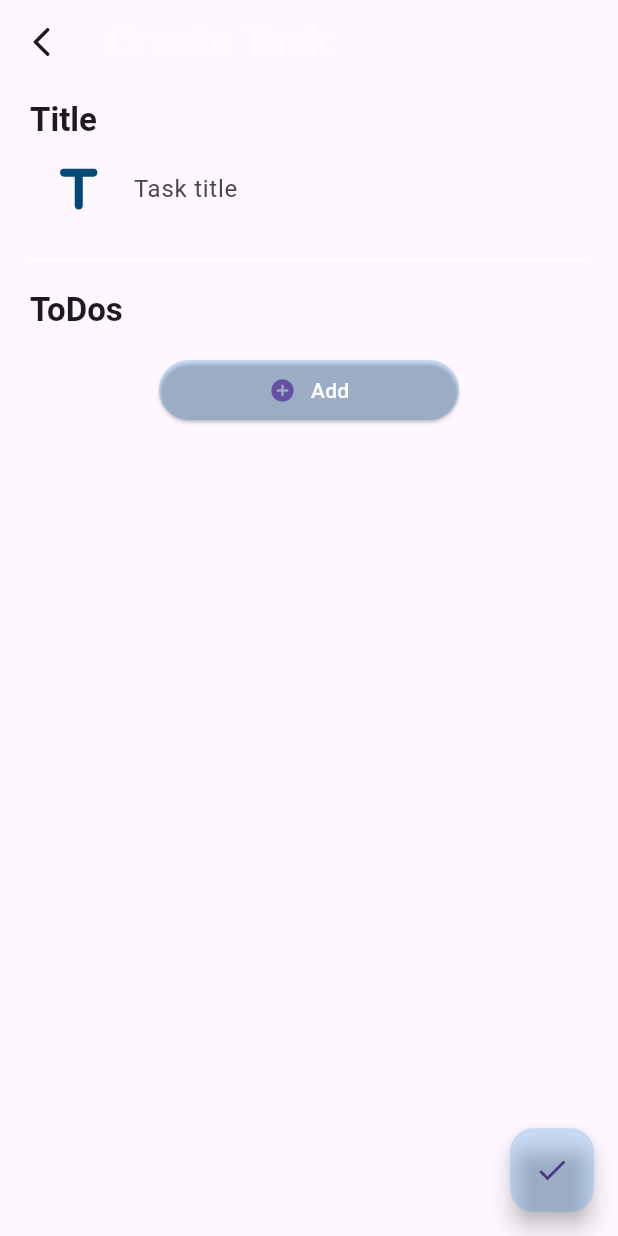
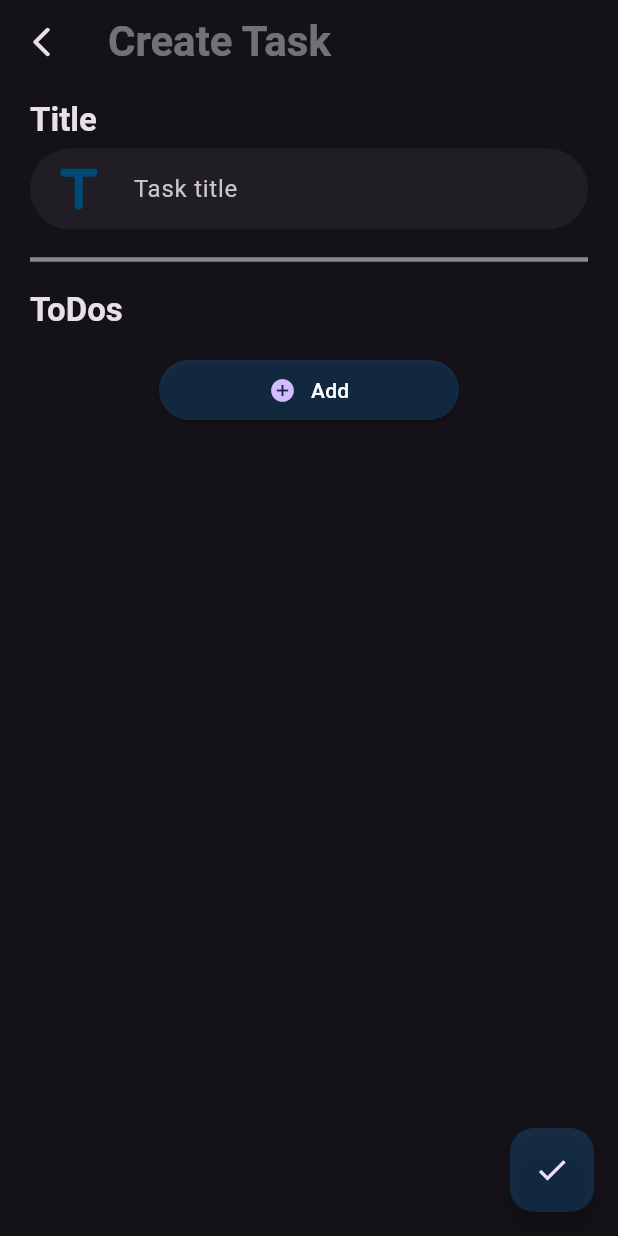
Before and after one commit to A7madGX/session2, a Flutter app: the screen it shows after launch, after a tap on "Add", on a phone screen of 412 x 824 dp. Run offline on Flutter 3.47's test engine with Material 3 defaults, Android fonts, the phone set to English and light mode, and no system bars; our stand-ins replace flutter_svg.

Commit message:
session2

```diff
--- a/lib/main.dart
+++ b/lib/main.dart
@@ -13,8 +13,7 @@ class MyApp extends StatelessWidget {
     return MaterialApp(
       debugShowCheckedModeBanner: false,
       title: 'Session',
-      theme: ThemeData.light(),
-      darkTheme: ThemeData.dark(),
+      theme: ThemeData.dark(),
       themeMode: ThemeMode.system,
       home: const TodoScreen(),
     );
--- a/lib/screens/new_task.dart
+++ b/lib/screens/new_task.dart
@@ -12,7 +12,7 @@ class NewTask extends StatefulWidget {
 }
 
 class _NewTaskState extends State<NewTask> {
-  final GlobalKey<FormState> formKey = GlobalKey();
+  final GlobalKey<FormState> formKey = GlobalKey<FormState>();
   final List<TextEditingController> controllers = [];
   final TextEditingController titleController = TextEditingController();
   @override
@@ -80,7 +80,6 @@ class _NewTaskState extends State<NewTask> {
                     children: [
                       for (var ctrl in controllers) ...[
                         GTextField(
-                          value: controllers.indexOf(ctrl),
                           hintText: 'Todo ${controllers.indexOf(ctrl) + 1}',
                           prefixIcon: Padding(
                             padding: const EdgeInsets.symmetric(horizontal: 20),
@@ -113,6 +112,7 @@ class _NewTaskState extends State<NewTask> {
                                 onPressed: () {
                                   setState(() {
                                     addTextField();
+                                    debugPrint(controllers.first.text);
                                   });
                                 },
                                 child: const Row(
--- a/lib/widgets/app_bar.dart
+++ b/lib/widgets/app_bar.dart
@@ -28,7 +28,6 @@ class GAppBar extends StatelessWidget implements PreferredSizeWidget {
       ),
       actions: [
         IconButton(
-          padding: const EdgeInsets.only(right: 20),
           onPressed: () {},
           icon: SvgPicture.asset(GImageStrings.setting),
         )
--- a/lib/widgets/text_field.dart
+++ b/lib/widgets/text_field.dart
@@ -1,7 +1,6 @@
 import 'package:flutter/material.dart';
 
 class GTextField extends StatelessWidget {
-  final int? value;
   final Widget? prefixIcon;
   final Widget? suffixIcon;
   final String hintText;
@@ -12,13 +11,12 @@ class GTextField extends StatelessWidget {
     this.suffixIcon,
     required this.hintText,
     required this.controller,
-    this.value,
   });
 
   @override
   Widget build(BuildContext context) {
     return TextFormField(
-      key: ValueKey(value),
+      controller: controller,
       decoration: InputDecoration(
         hintText: hintText,
         contentPadding: const EdgeInsets.symmetric(horizontal: 10, vertical: 15),
```
